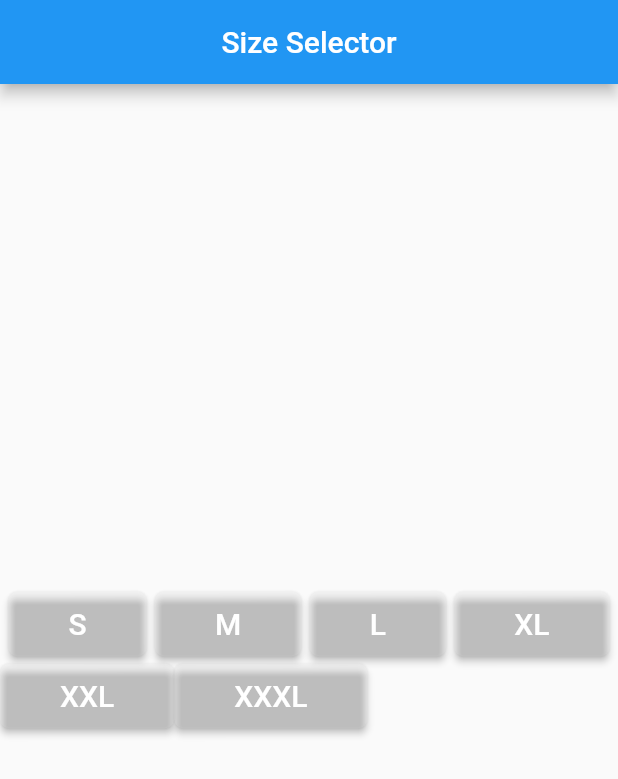
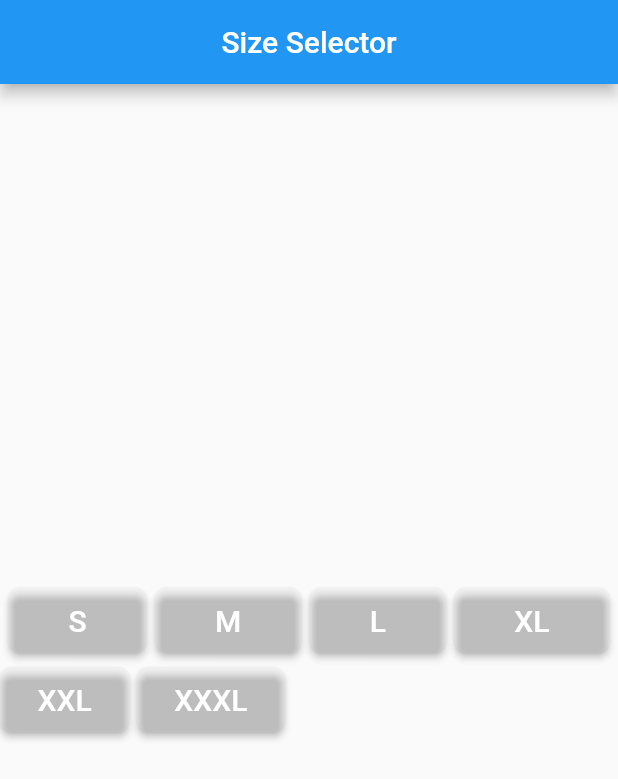
Before and after one commit to KamranHussen71/module_9_livetest, a Flutter app: the screen it shows after launch, on a phone screen of 412 x 824 dp. Shown: the top 779 px of the screen. Run offline on Flutter 3.47's test engine with Material 2 defaults, Android fonts, the phone set to English and light mode, and no system bars.

Commit message:
Update main.dart

```diff
--- a/lib/main.dart
+++ b/lib/main.dart
@@ -19,7 +19,7 @@ class SizeSelectorScreen extends StatefulWidget {
 }
 
 class _SizeSelectorScreenState extends State<SizeSelectorScreen> {
-  String selectedSize = "";
+  String selectedSize = " ";
 
   void _onSizeButtonPressed(String size) {
     setState(() {
@@ -32,15 +32,15 @@ class _SizeSelectorScreenState extends State<SizeSelectorScreen> {
     );
   }
 
-  Widget _buildSizeButton(String size) {
+  Widget _buildSizeButton(String size, double paddingVertical, double paddingHorizontal) {
     return ElevatedButton(
       onPressed: () => _onSizeButtonPressed(size),
       style: ElevatedButton.styleFrom(
         shape: RoundedRectangleBorder(
-          borderRadius: BorderRadius.circular(6.0),
+          borderRadius: BorderRadius.circular(8.0),
         ),
-        primary: size == selectedSize ? Colors.orangeAccent : Colors.white10,
-        padding: EdgeInsets.symmetric(vertical: size == "S" ? 10 : 10, horizontal: 40),
+        backgroundColor: size == selectedSize ? Colors.orangeAccent : Colors.white10,
+        padding: EdgeInsets.symmetric(vertical: paddingVertical, horizontal: paddingHorizontal),
       ),
       child: Text(
         size,
@@ -63,19 +63,21 @@ class _SizeSelectorScreenState extends State<SizeSelectorScreen> {
             Row(
               mainAxisAlignment: MainAxisAlignment.spaceEvenly,
               children: [
-                _buildSizeButton("S"),
-                _buildSizeButton("M"),
-                _buildSizeButton("L"),
-                _buildSizeButton("XL"),
+                _buildSizeButton("S", 10, 40),
+                _buildSizeButton("M", 10, 40),
+                _buildSizeButton("L", 10, 40),
+                _buildSizeButton("XL", 10, 40),
               ],
             ),
+            SizedBox(height: 5),
             Row(
-                mainAxisAlignment: MainAxisAlignment.start,
-                children: [
-                  _buildSizeButton("XXL"),
-                  _buildSizeButton("XXXL"),
-                ],
-              ),
+              mainAxisAlignment: MainAxisAlignment.start,
+              children: [
+                _buildSizeButton("XXL", 10, 25),
+                SizedBox(width: 5),
+                _buildSizeButton("XXXL", 10, 25),
+              ],
+            ),
           ],
         ),
       ),
```
